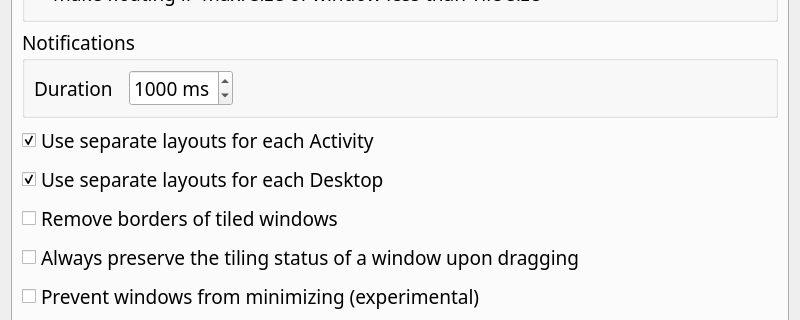
anametologin/krohnkite, file res/config.ui: the form before one commit; both pictures show x 0 to 800 and y 575 to 895 of the 800 by 1201 pixel window.
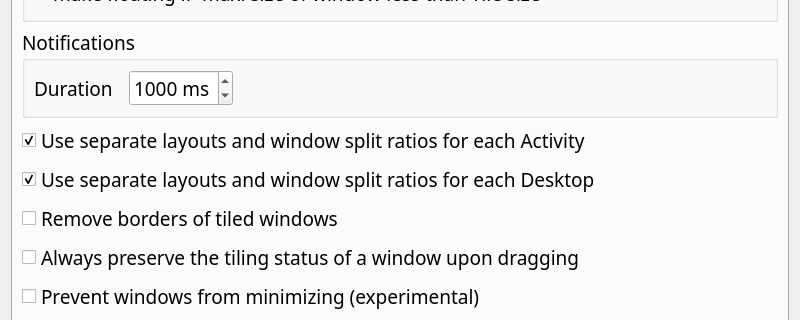
The form after the commit. The open tabs and pages were chosen to show the change. Custom widgets are drawn as their Qt base class.

Commit message: update 'Use separate layouts...' option descriptions (need translations)

What changed in the file:
```diff
--- a/res/config.ui
+++ b/res/config.ui
@@ -4865,7 +4865,7 @@
           <string>All tiled windows will have no borders. Borders will be added back if window become float.</string>
          </property>
          <property name="text">
-          <string>Use separate layouts for each Activity</string>
+          <string>Use separate layouts and window split ratios for each Activity</string>
          </property>
          <property name="checked">
           <bool>true</bool>
@@ -4878,7 +4878,7 @@
           <string>All tiled windows will have no borders. Borders will be added back if window become float.</string>
          </property>
          <property name="text">
-          <string>Use separate layouts for each Desktop</string>
+          <string>Use separate layouts and window split ratios for each Desktop</string>
          </property>
          <property name="checked">
           <bool>true</bool>
```
The commit also changes 1 other file.
